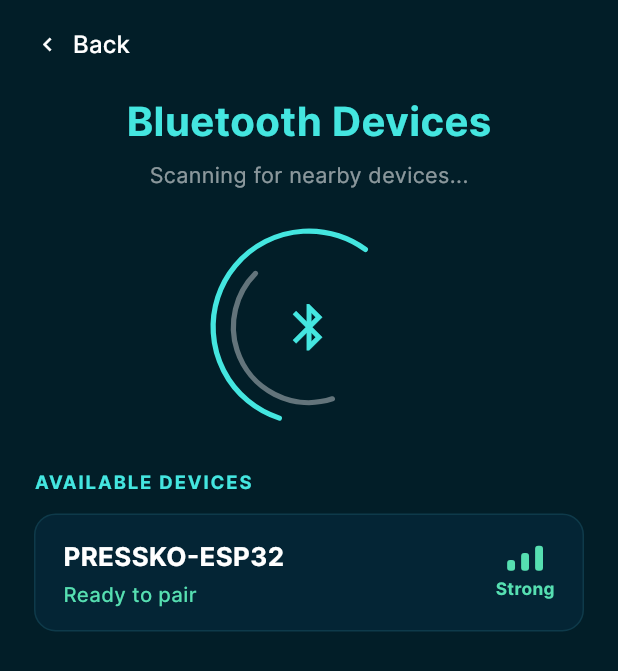
After one commit to Dyan-p0l/THESIS_APP, a Flutter app: the ConnectivityScreen screen opened by its route, after a tap on the "bluetooth" icon, on a phone screen of 412 x 824 dp. The commit adds this screen. Shown: the top 671 px of the screen. Run offline on Flutter 3.47's test engine with Material 3 defaults, Android fonts, the phone set to English and light mode, and no system bars; our stand-ins replace fl_chart, flutter_blue_plus, liquid_swipe, permission_handler, sqflite; accounts and stored records are empty.

Commit message:
bluetooth scan page with mock devices

```diff
--- /dev/null
+++ b/lib/pages/connectivity/bluetooth_scan.dart
@@ -0,0 +1,532 @@
+import 'dart:async';
+import 'dart:math' as math;
+import 'package:flutter/material.dart';
+// TO UNCOMMENT WHEN DEPLOYING WITH REAL BLE:
+// import 'package:flutter_blue_plus/flutter_blue_plus.dart';
+
+// ─────────────────────────────────────────────
+// TO DELETE WHEN BLE IS IMPLEMENTED ↓
+// ─────────────────────────────────────────────
+const bool kUseMockDevices = true;
+
+class _MockDevice {
+  final String name;
+  final String subtitle;
+  final int rssi;
+  final bool isEsp32;
+
+  const _MockDevice({
+    required this.name,
+    required this.subtitle,
+    required this.rssi,
+    required this.isEsp32,
+  });
+}
+
+const List<_MockDevice> _mockDevices = [
+  _MockDevice(
+    name: 'PRESSKO-ESP32',
+    subtitle: 'Ready to pair',
+    rssi: -52,
+    isEsp32: true,
+  ),
+  _MockDevice(name: 'TWS', subtitle: 'Audio Device', rssi: -68, isEsp32: false),
+  _MockDevice(
+    name: 'iPhone 15 Pro',
+    subtitle: 'Mobile Phone',
+    rssi: -78,
+    isEsp32: false,
+  ),
+  _MockDevice(
+    name: 'Unknown Device',
+    subtitle: 'FC:B4:67:2A:91:DE',
+    rssi: -92,
+    isEsp32: false,
+  ),
+];
+// ─────────────────────────────────────────────
+// TO DELETE WHEN BLE IS IMPLEMENTED ↑
+// ─────────────────────────────────────────────
+
+class BluetoothScanScreen extends StatefulWidget {
+  const BluetoothScanScreen({super.key});
+
+  @override
+  State<BluetoothScanScreen> createState() => _BluetoothScanScreenState();
+}
+
+class _BluetoothScanScreenState extends State<BluetoothScanScreen>
+    with SingleTickerProviderStateMixin {
+  late AnimationController _spinController;
+
+  // TO DELETE WHEN BLE IS IMPLEMENTED → final List<_MockDevice> _devices = [];
+  // REPLACE WITH               → final List<ScanResult> _devices = [];
+  final List<_MockDevice> _devices = [];
+
+  bool _isScanning = false;
+  Timer? _mockTimer; // TO DELETE WHEN BLE IS IMPLEMENTED
+
+  // Tracks which card index is currently pressed for highlight effect
+  int? _pressedIndex;
+
+  static const bg = Color(0xFF021E28);
+  static const accent = Color(0xFF56DFB1);
+  static const textCyan = Color(0xFF44E6E0);
+  static const cardBg = Color(0xFF042535);
+  static const cardBorder = Color(0xFF0E3A4A);
+
+  @override
+  void initState() {
+    super.initState();
+    _spinController = AnimationController(
+      vsync: this,
+      duration: const Duration(seconds: 2),
+    )..repeat();
+    _startScan();
+  }
+
+  @override
+  void dispose() {
+    _spinController.dispose();
+    _mockTimer?.cancel(); // TO DELETE WHEN BLE IS IMPLEMENTED
+    // FlutterBluePlus.stopScan(); // TO UNCOMMENT WHEN BLE IS IMPLEMENTED
+    super.dispose();
+  }
+
+  void _startScan() {
+    setState(() {
+      _isScanning = true;
+      _devices.clear();
+    });
+
+    // ── TO DELETE entire if block when BLE is implemented ──────────
+    if (kUseMockDevices) {
+      int index = 0;
+      _mockTimer?.cancel();
+      _mockTimer = Timer.periodic(const Duration(milliseconds: 650), (t) {
+        if (!mounted) {
+          t.cancel();
+          return;
+        }
+        if (index < _mockDevices.length) {
+          setState(() => _devices.add(_mockDevices[index++]));
+        } else {
+          t.cancel();
+          Future.delayed(const Duration(milliseconds: 500), () {
+            if (mounted) {
+              setState(() => _isScanning = false);
+              _spinController.stop();
+            }
+          });
+        }
+      });
+    } else {
+      // ── TO UNCOMMENT when BLE is implemented ──────────────────────
+      // FlutterBluePlus.startScan(timeout: const Duration(seconds: 10));
+      // FlutterBluePlus.scanResults.listen((results) {
+      //   if (mounted) setState(() {
+      //     _devices..clear()..addAll(results);
+      //   });
+      // });
+      // FlutterBluePlus.isScanning.listen((s) {
+      //   if (mounted) {
+      //     setState(() => _isScanning = s);
+      //     if (!s) _spinController.stop();
+      //   }
+      // });
+    }
+  }
+
+  // ── Helpers — NO changes needed for real BLE ──────────────────────
+
+  // TO UPDATE for real BLE: change parameter type from _MockDevice → ScanResult
+  // and read: name     → r.device.platformName (fallback 'Unknown Device')
+  //           subtitle → r.device.remoteId.str
+  //           rssi     → r.rssi
+  //           isEsp32  → r.device.platformName.toLowerCase().contains('esp')
+  String _deviceName(_MockDevice d) =>
+      d.name.isNotEmpty ? d.name : 'Unknown Device';
+
+  String _deviceSubtitle(_MockDevice d) => d.subtitle;
+
+  bool _isEsp(_MockDevice d) => d.isEsp32;
+
+  String _signalLabel(int rssi) {
+    if (rssi >= -60) return "Strong";
+    if (rssi >= -70) return "Good";
+    if (rssi >= -85) return "Fair";
+    return "Weak";
+  }
+
+  Color _signalColor(int rssi) {
+    if (rssi >= -60) return accent;
+    if (rssi >= -70) return accent;
+    if (rssi >= -85) return const Color(0xFFFFAA00);
+    return Colors.redAccent;
+  }
+
+  Widget _signalBars(int rssi, {required double size}) {
+    final color = _signalColor(rssi);
+    final int filled = rssi >= -60
+        ? 3
+        : rssi >= -70
+        ? 2
+        : rssi >= -85
+        ? 1
+        : 0;
+
+    return SizedBox(
+      width: size,
+      height: size * 0.75,
+      child: Row(
+        crossAxisAlignment: CrossAxisAlignment.end,
+        mainAxisAlignment: MainAxisAlignment.spaceBetween,
+        children: List.generate(3, (i) {
+          final barHeight = (size * 0.3) + (i * size * 0.2);
+          return Container(
+            width: size * 0.22,
+            height: barHeight,
+            decoration: BoxDecoration(
+              color: i < filled ? color : Colors.white24,
+              borderRadius: BorderRadius.circular(2),
+            ),
+          );
+        }),
+      ),
+    );
+  }
+
+  // Builds a device card — structure is identical for mock and real BLE.
+  // Only the data source changes (see helpers above).
+  Widget _buildDeviceCard(_MockDevice d, int index, double sw, double sh) {
+    final isEsp = _isEsp(d);
+    final name = _deviceName(d);
+    final subtitle = _deviceSubtitle(d);
+    final label = _signalLabel(d.rssi);
+    final sigColor = _signalColor(d.rssi);
+    final isPressed = _pressedIndex == index;
+
+    // Highlight: ESP32 always teal border; other devices get teal on press
+    final borderColor = (isPressed) ? accent : cardBorder;
+    final borderWidth = (isPressed) ? 1.5 : 1.0;
+    final bgColor = isPressed ? accent.withValues(alpha: 0.08) : cardBg;
+
+    return GestureDetector(
+      onTapDown: (_) => setState(() => _pressedIndex = index),
+      onTapUp: (_) => setState(() => _pressedIndex = null),
+      onTapCancel: () => setState(() => _pressedIndex = null),
+      onTap: () {
+        if (isEsp) {
+          // TO DELETE mock snackbar and REPLACE with real connect when BLE is implemented:
+          // await d.device.connect(autoConnect: false, timeout: Duration(seconds: 10));
+          // if (context.mounted) Navigator.pop(context, d.device);
+          ScaffoldMessenger.of(context).showSnackBar(
+            SnackBar(
+              content: Text("[Mock] Connecting to $name..."),
+              backgroundColor: accent,
+              duration: const Duration(seconds: 2),
+            ),
+          );
+        }
+      },
+      child: AnimatedContainer(
+        duration: const Duration(milliseconds: 120),
+        padding: EdgeInsets.symmetric(
+          horizontal: sw * 0.045,
+          vertical: sh * 0.018,
+        ),
+        decoration: BoxDecoration(
+          color: bgColor,
+          borderRadius: BorderRadius.circular(sw * 0.035),
+          border: Border.all(color: borderColor, width: borderWidth),
+        ),
+        child: Row(
+          children: [
+            // ── Name + subtitle ──
+            Expanded(
+              child: Column(
+                crossAxisAlignment: CrossAxisAlignment.start,
+                children: [
+                  Text(
+                    name,
+                    style: TextStyle(
+                      fontFamily: "Inter",
+                      fontSize: sw * 0.042,
+                      fontWeight: FontWeight.w700,
+                      color: Colors.white,
+                    ),
+                  ),
+                  const SizedBox(height: 3),
+                  Text(
+                    isEsp ? "Ready to pair" : subtitle,
+                    style: TextStyle(
+                      fontFamily: "Inter",
+                      fontSize: sw * 0.033,
+                      fontWeight: FontWeight.w500,
+                      color: isEsp ? accent : Colors.white38,
+                    ),
+                  ),
+                ],
+              ),
+            ),
+
+            // ── Signal bars + label ──
+            Column(
+              crossAxisAlignment: CrossAxisAlignment.center,
+              children: [
+                _signalBars(d.rssi, size: sw * 0.058),
+                const SizedBox(height: 4),
+                Text(
+                  label,
+                  style: TextStyle(
+                    fontFamily: "Inter",
+                    fontSize: sw * 0.028,
+                    fontWeight: FontWeight.w600,
+                    color: sigColor,
+                  ),
+                ),
+              ],
+            ),
+          ],
+        ),
+      ),
+    );
+  }
+
+  @override
+  Widget build(BuildContext context) {
+    final sw = MediaQuery.of(context).size.width;
+    final sh = MediaQuery.of(context).size.height;
+
+    // TO UPDATE for real BLE: change _MockDevice → ScanResult in sort
+    final sorted = [..._devices]
+      ..sort((a, b) {
+        if (_isEsp(a) && !_isEsp(b)) return -1;
+        if (!_isEsp(a) && _isEsp(b)) return 1;
+        return b.rssi.compareTo(a.rssi);
+      });
+
+    return Scaffold(
+      backgroundColor: bg,
+      body: SafeArea(
+        child: Padding(
+          padding: EdgeInsets.symmetric(
+            horizontal: sw * 0.055,
+            vertical: sh * 0.022,
+          ),
+          child: Column(
+            crossAxisAlignment: CrossAxisAlignment.start,
+            children: [
+              // ── Back ──
+              TextButton.icon(
+                onPressed: () => Navigator.pop(context),
+                icon: const Icon(Icons.chevron_left, color: Colors.white),
+                label: const Text(
+                  "Back",
+                  style: TextStyle(
+                    fontFamily: "Inter",
+                    color: Colors.white,
+                    fontSize: 16,
+                    fontWeight: FontWeight.w500,
+                  ),
+                ),
+                style: TextButton.styleFrom(
+                  padding: EdgeInsets.zero,
+                  minimumSize: Size.zero,
+                  tapTargetSize: MaterialTapTargetSize.shrinkWrap,
+                ),
+              ),
+
+              SizedBox(height: sh * 0.025),
+
+              // ── Title ──
+              Center(
+                child: Text(
+                  "Bluetooth Devices",
+                  style: TextStyle(
+                    fontFamily: "Inter",
+                    fontSize: sw * 0.065,
+                    fontWeight: FontWeight.w700,
+                    color: textCyan,
+                  ),
+                ),
+              ),
+
+              SizedBox(height: sh * 0.008),
+
+              // ── Subtitle ──
+              Center(
+                child: Text(
+                  _isScanning
+                      ? "Scanning for nearby devices..."
+                      : "Scan complete",
+                  style: TextStyle(
+                    fontFamily: "Inter",
+                    fontSize: sw * 0.035,
+                    color: Colors.white54,
+                  ),
+                ),
+              ),
+
+              SizedBox(height: sh * 0.03),
+
+              // ── Dual arcs + bluetooth icon ──
+              Center(
+                child: SizedBox(
+                  width: sw * 0.32,
+                  height: sw * 0.32,
+                  child: AnimatedBuilder(
+                    animation: _spinController,
+                    builder: (_, __) => Stack(
+                      alignment: Alignment.center,
+                      children: [
+                        CustomPaint(
+                          size: Size(sw * 0.32, sw * 0.32),
+                          painter: _DualArcPainter(
+                            progress: _spinController.value,
+                            outerColor: textCyan,
+                            isScanning: _isScanning,
+                          ),
+                        ),
+                        Icon(Icons.bluetooth, color: textCyan, size: sw * 0.09),
+                      ],
+                    ),
+                  ),
+                ),
+              ),
+
+              SizedBox(height: sh * 0.035),
+
+              // ── Section label ──
+              Text(
+                "AVAILABLE DEVICES",
+                style: TextStyle(
+                  fontFamily: "Inter",
+                  fontSize: sw * 0.030,
+                  fontWeight: FontWeight.w700,
+                  color: textCyan,
+                  letterSpacing: 1.2,
+                ),
+              ),
+
+              SizedBox(height: sh * 0.014),
+
+              // ── Device list ──
+              Expanded(
+                child: sorted.isEmpty
+                    ? Center(
+                        child: Text(
+                          _isScanning
+                              ? "Looking for devices..."
+                              : "No devices found",
+                          style: const TextStyle(
+                            fontFamily: "Inter",
+                            color: Colors.white38,
+                            fontSize: 14,
+                          ),
+                        ),
+                      )
+                    : ListView.separated(
+                        itemCount: sorted.length,
+                        separatorBuilder: (_, __) =>
+                            SizedBox(height: sh * 0.012),
+                        itemBuilder: (context, i) =>
+                            _buildDeviceCard(sorted[i], i, sw, sh),
+                      ),
+              ),
+
+              SizedBox(height: sh * 0.016),
+
+              // ── Scan Again ──
+              if (!_isScanning)
+                Center(
+                  child: SizedBox(
+                    width: sw * 0.55,
+                    child: ElevatedButton.icon(
+                      onPressed: () {
+                        _spinController.repeat();
+                        _startScan();
+                      },
+                      icon: const Icon(Icons.refresh_rounded),
+                      label: const Text(
+                        "SCAN AGAIN",
+                        style: TextStyle(
+                          fontFamily: "Inter",
+                          fontWeight: FontWeight.w700,
+                          letterSpacing: 0.5,
+                        ),
+                      ),
+                      style: ElevatedButton.styleFrom(
+                        backgroundColor: accent,
+                        foregroundColor: const Color(0xFF012532),
+                        padding: EdgeInsets.symmetric(vertical: sh * 0.018),
+                        shape: RoundedRectangleBorder(
+                          borderRadius: BorderRadius.circular(sw * 0.04),
+                        ),
+                      ),
+                    ),
+                  ),
+                ),
+
+              SizedBox(height: sh * 0.01),
+            ],
+          ),
+        ),
+      ),
+    );
+  }
+}
+
+// ── Dual arc painter — NO changes needed for real BLE ─────────────
+class _DualArcPainter extends CustomPainter {
+  final double progress;
+  final Color outerColor;
+  final bool isScanning;
+
+  const _DualArcPainter({
+    required this.progress,
+    required this.outerColor,
+    required this.isScanning,
+  });
+
+  @override
+  void paint(Canvas canvas, Size size) {
+    if (!isScanning) return;
+
+    final center = Offset(size.width / 2, size.height / 2);
+    const strokeWidth = 3.5;
+    const gap = 10.0;
+    final outerRadius = math.min(size.width, size.height) / 2 - 2;
+    final innerRadius = outerRadius - gap - strokeWidth;
+
+    // Outer arc — teal, clockwise
+    canvas.drawArc(
+      Rect.fromCircle(center: center, radius: outerRadius),
+      progress * 2 * math.pi - math.pi / 2,
+      math.pi * 1.1,
+      false,
+      Paint()
+        ..color = outerColor
+        ..style = PaintingStyle.stroke
+        ..strokeWidth = strokeWidth
+        ..strokeCap = StrokeCap.round,
+    );
+
+    // Inner arc — gray, counter-clockwise
+    canvas.drawArc(
+      Rect.fromCircle(center: center, radius: innerRadius),
+      -(progress * 2 * math.pi) - math.pi / 2,
+      math.pi * 0.85,
+      false,
+      Paint()
+        ..color = Colors.white38
+        ..style = PaintingStyle.stroke
+        ..strokeWidth = strokeWidth
+        ..strokeCap = StrokeCap.round,
+    );
+  }
+
+  @override
+  bool shouldRepaint(covariant _DualArcPainter old) =>
+      old.progress != progress || old.isScanning != isScanning;
+}
--- a/lib/pages/connectivity/connectivity.dart
+++ b/lib/pages/connectivity/connectivity.dart
@@ -1,6 +1,7 @@
 import 'dart:math' as math;
 import 'package:flutter/material.dart';
 import '../../services/ble_service.dart';
+import '../connectivity/bluetooth_scan.dart';
 
 class ConnectivityScreen extends StatefulWidget {
   const ConnectivityScreen({super.key});
@@ -74,7 +75,56 @@ class _ConnectivityScreenState extends State<ConnectivityScreen> {
                   return Column(
                     crossAxisAlignment: CrossAxisAlignment.center,
                     children: [
-                      SizedBox(height: screenHeight * 0.04),
+                      // ── Top bar: Bluetooth (left) + Settings (right) ──
+                      Row(
+                        mainAxisAlignment: MainAxisAlignment.spaceBetween,
+                        children: [
+                          // Bluetooth button
+                          Container(
+                            width: screenWidth * 0.11,
+                            height: screenWidth * 0.11,
+                            decoration: BoxDecoration(
+                              shape: BoxShape.circle,
+                              border: Border.all(
+                                color: Colors.white.withValues(alpha: 0.35),
+                                width: 1.5,
+                              ),
+                            ),
+                            child: IconButton(
+                              padding: EdgeInsets.zero,
+                              onPressed: () {
+                                // TODO: open Bluetooth settings / scan dialog
+                                Navigator.push(
+                                  context,
+                                  MaterialPageRoute(
+                                    builder: (_) => const BluetoothScanScreen(),
+                                  ),
+                                );
+                              },
+                              icon: Icon(
+                                Icons.bluetooth,
+                                color: Colors.white,
+                                size: screenWidth * 0.055,
+                              ),
+                            ),
+                          ),
+
+                          // Settings button
+                          IconButton(
+                            onPressed: () {
+                              Navigator.pushNamed(context, '/settings');
+                            },
+                            icon: Icon(
+                              Icons.settings,
+                              color: Colors.white,
+                              size: screenWidth * 0.065,
+                            ),
+                          ),
+                        ],
+                      ),
+
+                      SizedBox(height: screenHeight * 0.018),
+
                       Text(
                         "Connectivity Status",
                         style: TextStyle(
```
